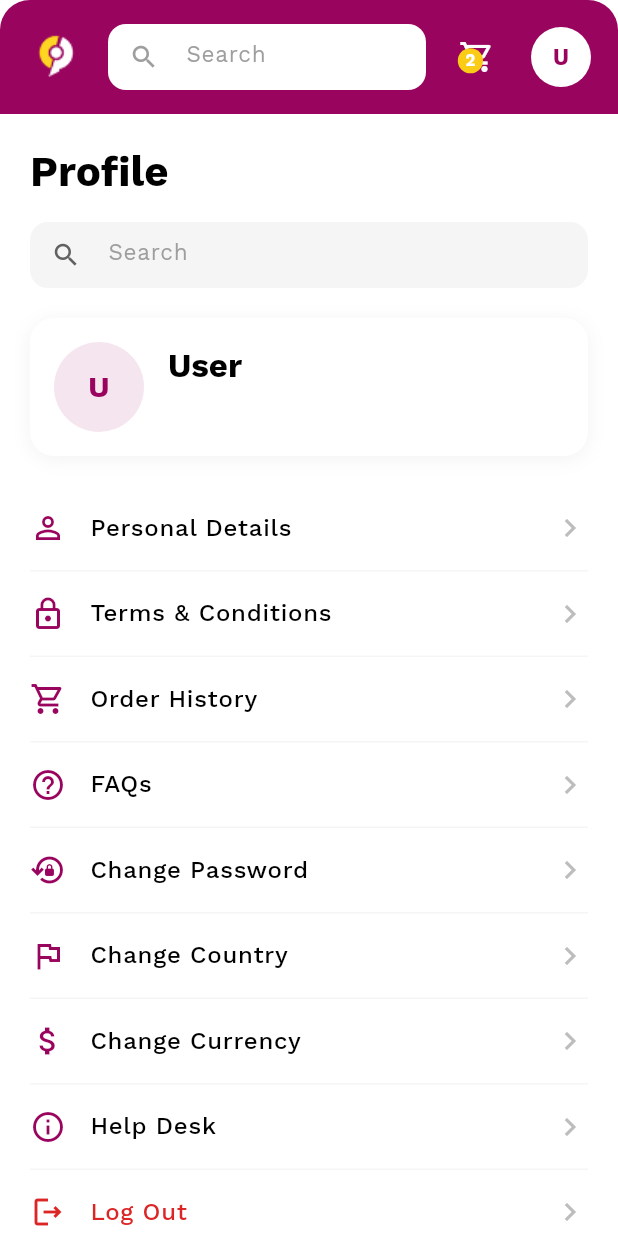
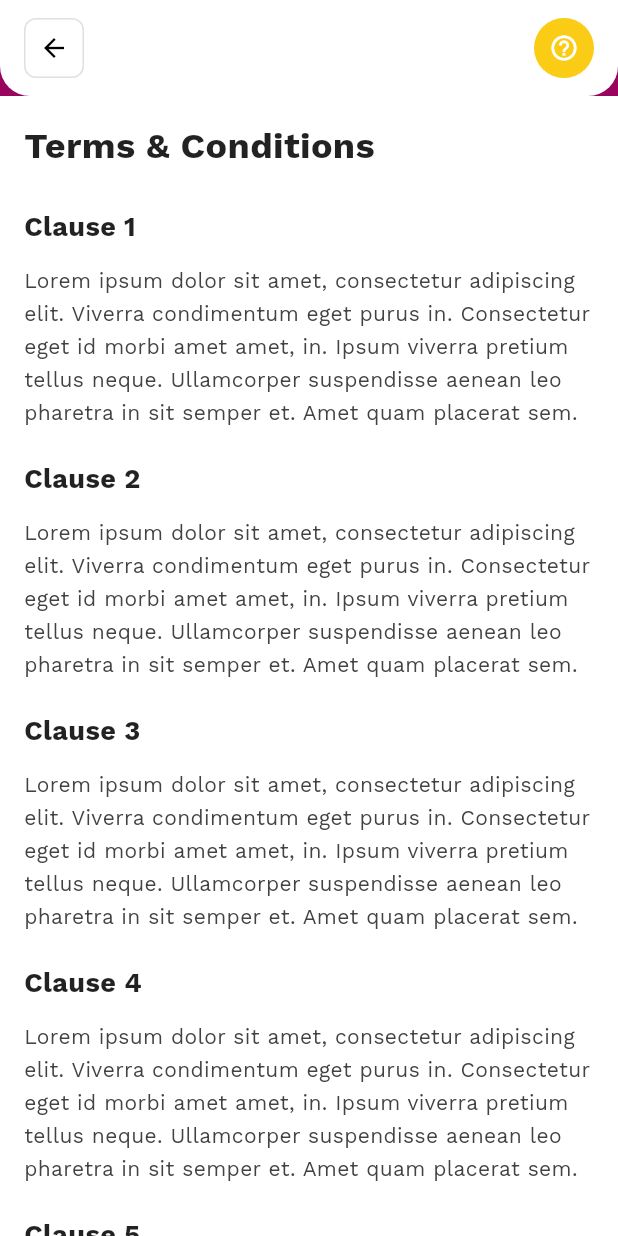
Before and after one commit to AbdulsemedM/Commercepal-v2, a Flutter app: the ProfileContent screen opened directly, after a tap on "Terms & Conditions", on a phone screen of 412 x 824 dp. Run offline on Flutter 3.47's test engine with Material 3 defaults, Android fonts, the phone set to English and light mode, and no system bars; our stand-ins replace bloc, dio, flutter_svg, go_router, google_fonts.

Commit message:
Add terms and conditions screen and update navigation
- Introduced a new route for the TermsConditionsScreen in the app router.
- Updated ProfileContent to navigate to the terms and conditions screen.
- Enhanced routing structure for better user experience and accessibility.

```diff
--- a/lib/app/router/app_router.dart
+++ b/lib/app/router/app_router.dart
@@ -8,6 +8,7 @@ import '../../features/dashboard/dashboard_screen.dart';
 import '../../features/splash/splash_screen.dart';
 import '../../features/products/presentation/screen/product_detail_screen.dart';
 import '../../features/products/presentation/screen/product_details_reviews_screen.dart';
+import '../../features/profile/presentation/screen/terms_conditions_screen.dart';
 
 class AppRoutes {
   static const String home = '/';
@@ -17,6 +18,7 @@ class AppRoutes {
   static const String dashboard = '/dashboard';
   static const String productDetail = '/product-detail';
   static const String productDetailsReviews = '/product-details-reviews';
+  static const String termsConditions = '/terms-conditions';
 }
 
 final GoRouter appRouter = GoRouter(
@@ -74,5 +76,11 @@ final GoRouter appRouter = GoRouter(
         );
       },
     ),
+    GoRoute(
+      path: AppRoutes.termsConditions,
+      name: 'termsConditions',
+      builder: (BuildContext context, GoRouterState state) =>
+          const TermsConditionsScreen(),
+    ),
   ],
 );
--- /dev/null
+++ b/lib/features/profile/presentation/screen/terms_conditions_screen.dart
@@ -0,0 +1,156 @@
+import 'package:flutter/material.dart';
+import 'package:commercepal/core/theme/colors.dart';
+import 'package:commercepal/core/constants/spacing.dart';
+
+class TermsConditionsScreen extends StatelessWidget {
+  const TermsConditionsScreen({super.key});
+
+  @override
+  Widget build(BuildContext context) {
+    return Scaffold(
+      backgroundColor: Colors.white,
+      body: Column(
+        children: <Widget>[
+          // Dark magenta background extending behind status bar
+          Container(
+            decoration: const BoxDecoration(color: AppColors.primary),
+            child: SafeArea(
+              bottom: false,
+              child: Container(
+                decoration: const BoxDecoration(
+                  color: Colors.white,
+                  borderRadius: BorderRadius.only(
+                    bottomLeft: Radius.circular(20),
+                    bottomRight: Radius.circular(20),
+                  ),
+                ),
+                padding: const EdgeInsets.symmetric(
+                  horizontal: Spacing.md,
+                  vertical: Spacing.sm,
+                ),
+                child: Row(
+                  children: <Widget>[
+                    // Back button
+                    InkWell(
+                      onTap: () => Navigator.of(context).pop(),
+                      borderRadius: BorderRadius.circular(8),
+                      child: Container(
+                        width: 40,
+                        height: 40,
+                        decoration: BoxDecoration(
+                          color: Colors.white,
+                          borderRadius: BorderRadius.circular(8),
+                          border: Border.all(
+                            color: Colors.grey.shade300,
+                            width: 1,
+                          ),
+                        ),
+                        child: const Icon(
+                          Icons.arrow_back,
+                          color: Colors.black,
+                          size: 20,
+                        ),
+                      ),
+                    ),
+                    const Spacer(),
+                    // Help icon
+                    Container(
+                      width: 40,
+                      height: 40,
+                      decoration: const BoxDecoration(
+                        color: AppColors.secondary,
+                        shape: BoxShape.circle,
+                      ),
+                      child: const Icon(
+                        Icons.help_outline,
+                        color: Colors.white,
+                        size: 20,
+                      ),
+                    ),
+                  ],
+                ),
+              ),
+            ),
+          ),
+          // Content area
+          Expanded(
+            child: SingleChildScrollView(
+              padding: const EdgeInsets.all(Spacing.md),
+              child: Column(
+                crossAxisAlignment: CrossAxisAlignment.start,
+                children: <Widget>[
+                  // Title
+                  const Text(
+                    'Terms & Conditions',
+                    style: TextStyle(
+                      fontSize: 24,
+                      fontWeight: FontWeight.w700,
+                      color: Colors.black87,
+                    ),
+                  ),
+                  const SizedBox(height: Spacing.xl),
+                  // Clause 1
+                  _buildClause(
+                    'Clause 1',
+                    'Lorem ipsum dolor sit amet, consectetur adipiscing elit. Viverra condimentum eget purus in. Consectetur eget id morbi amet amet, in. Ipsum viverra pretium tellus neque. Ullamcorper suspendisse aenean leo pharetra in sit semper et. Amet quam placerat sem.',
+                  ),
+                  const SizedBox(height: Spacing.lg),
+                  // Clause 2
+                  _buildClause(
+                    'Clause 2',
+                    'Lorem ipsum dolor sit amet, consectetur adipiscing elit. Viverra condimentum eget purus in. Consectetur eget id morbi amet amet, in. Ipsum viverra pretium tellus neque. Ullamcorper suspendisse aenean leo pharetra in sit semper et. Amet quam placerat sem.',
+                  ),
+                  const SizedBox(height: Spacing.lg),
+                  // Clause 3
+                  _buildClause(
+                    'Clause 3',
+                    'Lorem ipsum dolor sit amet, consectetur adipiscing elit. Viverra condimentum eget purus in. Consectetur eget id morbi amet amet, in. Ipsum viverra pretium tellus neque. Ullamcorper suspendisse aenean leo pharetra in sit semper et. Amet quam placerat sem.',
+                  ),
+                  const SizedBox(height: Spacing.lg),
+                  // Clause 4
+                  _buildClause(
+                    'Clause 4',
+                    'Lorem ipsum dolor sit amet, consectetur adipiscing elit. Viverra condimentum eget purus in. Consectetur eget id morbi amet amet, in. Ipsum viverra pretium tellus neque. Ullamcorper suspendisse aenean leo pharetra in sit semper et. Amet quam placerat sem.',
+                  ),
+                  const SizedBox(height: Spacing.lg),
+                  // Clause 5
+                  _buildClause(
+                    'Clause 5',
+                    'Lorem ipsum dolor sit amet, consectetur adipiscing elit. Viverra condimentum eget purus in. Consectetur eget id morbi amet amet, in. Ipsum viverra pretium tellus neque. Ullamcorper suspendisse aenean leo pharetra in sit semper et. Amet quam placerat sem.',
+                  ),
+                  const SizedBox(height: Spacing.xl),
+                ],
+              ),
+            ),
+          ),
+        ],
+      ),
+    );
+  }
+
+  Widget _buildClause(String title, String content) {
+    return Column(
+      crossAxisAlignment: CrossAxisAlignment.start,
+      children: <Widget>[
+        Text(
+          title,
+          style: const TextStyle(
+            fontSize: 18,
+            fontWeight: FontWeight.w700,
+            color: Colors.black87,
+          ),
+        ),
+        const SizedBox(height: Spacing.sm),
+        Text(
+          content,
+          style: TextStyle(
+            fontSize: 14,
+            fontWeight: FontWeight.w400,
+            color: Colors.grey.shade800,
+            height: 1.6,
+          ),
+        ),
+      ],
+    );
+  }
+}
--- a/lib/features/profile/presentation/widgets/profile_content.dart
+++ b/lib/features/profile/presentation/widgets/profile_content.dart
@@ -1,4 +1,5 @@
 import 'package:flutter/material.dart';
+import 'package:go_router/go_router.dart';
 import 'package:commercepal/core/theme/colors.dart';
 import 'package:commercepal/core/constants/spacing.dart';
 import 'package:commercepal/services/localization_service.dart';
@@ -196,7 +197,7 @@ class ProfileContent extends StatelessWidget {
         icon: Icons.lock_outline,
         title: LocalizationService.t(context, 'profile.termsConditions'),
         onTap: () {
-          // TODO: Navigate to terms & conditions
+          context.push('/terms-conditions');
         },
       ),
       _MenuItem(
```
